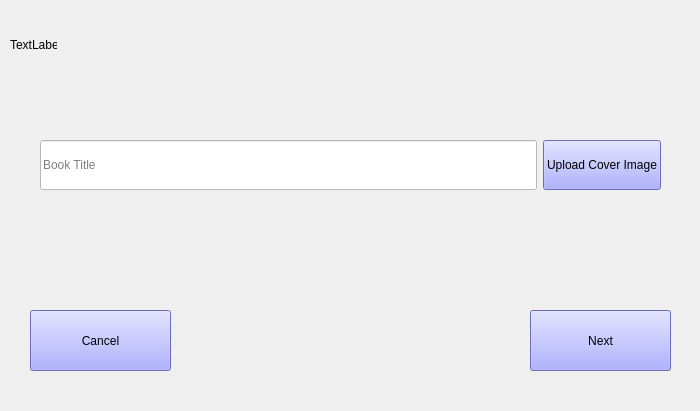
JoaoCarlosNascimento/HandSignLanguage, file menus/create_menu/create_menu.ui: the form before one commit.
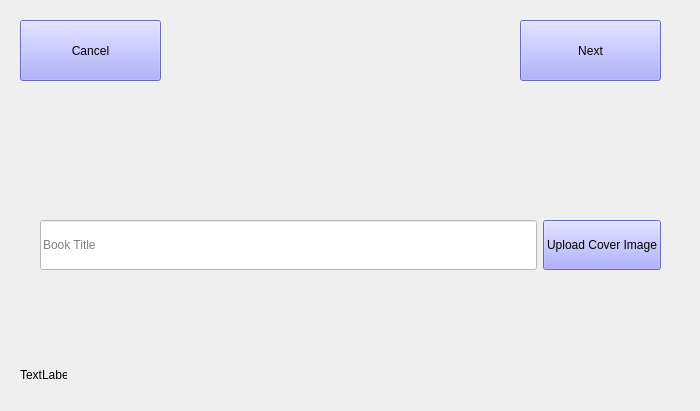
The form after the commit.

Commit message:
menu de criação
alteração das caraterísticas de botões e cores e font de letra

```diff
--- a/menus/create_menu/create_menu.ui
+++ b/menus/create_menu/create_menu.ui
@@ -29,7 +29,7 @@
    <property name="geometry">
     <rect>
      <x>40</x>
-     <y>130</y>
+     <y>210</y>
      <width>621</width>
      <height>71</height>
     </rect>
@@ -74,8 +74,8 @@
   <widget class="QPushButton" name="pb_np">
    <property name="geometry">
     <rect>
-     <x>530</x>
-     <y>310</y>
+     <x>520</x>
+     <y>20</y>
      <width>141</width>
      <height>61</height>
     </rect>
@@ -91,8 +91,8 @@
   <widget class="QPushButton" name="pb_back">
    <property name="geometry">
     <rect>
-     <x>30</x>
-     <y>310</y>
+     <x>20</x>
+     <y>20</y>
      <width>141</width>
      <height>61</height>
     </rect>
@@ -108,8 +108,8 @@
   <widget class="QLabel" name="preview">
    <property name="geometry">
     <rect>
-     <x>10</x>
-     <y>10</y>
+     <x>20</x>
+     <y>340</y>
      <width>47</width>
      <height>69</height>
     </rect>
```
The commit also changes 5 other files.
